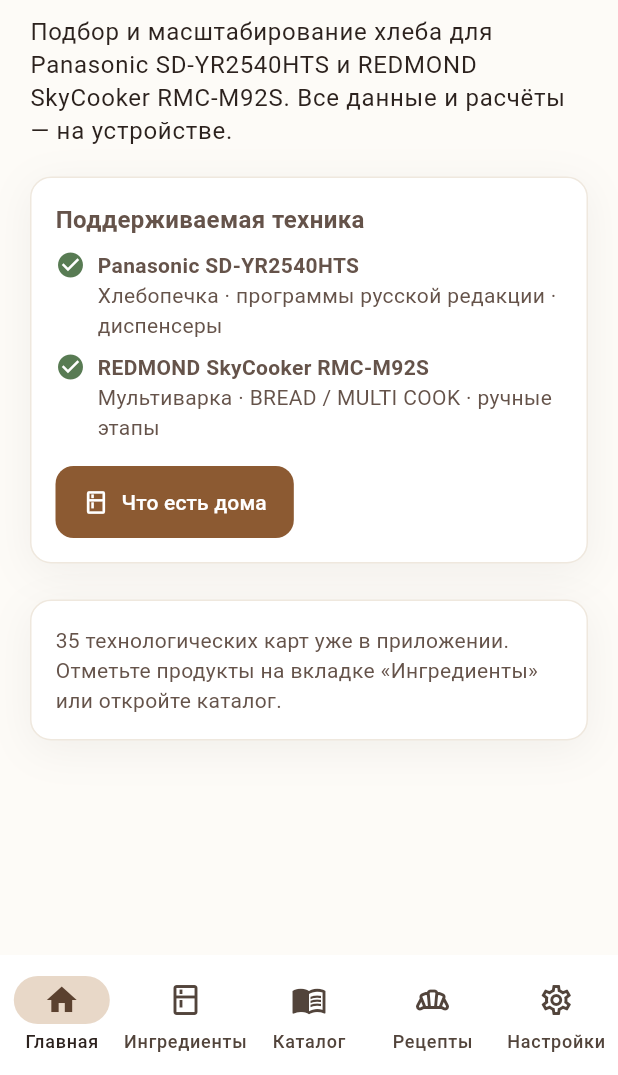
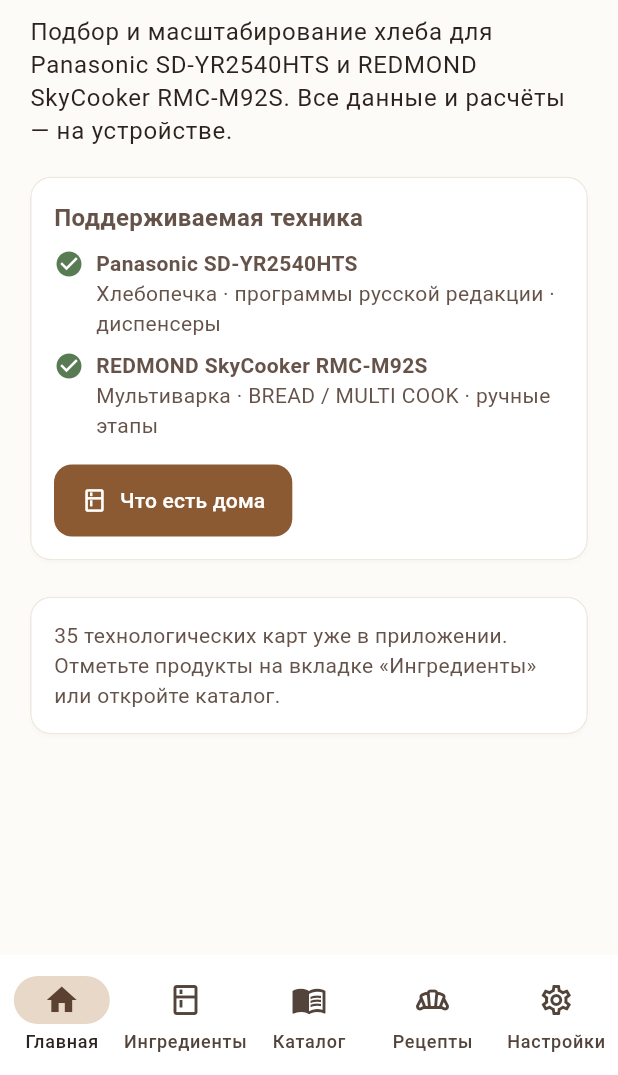
Before and after one commit to Raevsk1i/BreadLab, a Flutter app: the screen it shows after launch, on a phone screen of 412 x 824 dp, the part 161-1236 px from its top. Run offline on Flutter 3.47's test engine with Material 3 defaults, Android fonts, the phone set to English and light mode, and no system bars; our stand-ins replace file_picker, share_plus; Roboto replaces fonts that are missing (Georgia).

Commit message:
Fix SoftCard Material ink and add Linux desktop target.
SoftCard now uses Material so ListTiles render correctly; linux/
platform files support local desktop smoke testing of the UI.

Co-authored-by: Raevsk1i <Raevsk1i@users.noreply.github.com>

```diff
--- a/breadlab/analysis_options.yaml
+++ b/breadlab/analysis_options.yaml
@@ -14,6 +14,7 @@ analyzer:
     - build/**
     - android/**
     - web/**
+    - linux/**
 
 linter:
   # The lint rules applied to this project can be customized in the
--- a/breadlab/lib/shared/widgets/section_header.dart
+++ b/breadlab/lib/shared/widgets/section_header.dart
@@ -49,28 +49,23 @@ class SoftCard extends StatelessWidget {
 
   @override
   Widget build(BuildContext context) {
-    final content = Container(
-      width: double.infinity,
+    final radius = BorderRadius.circular(14);
+    final padded = Padding(
       padding: padding ?? const EdgeInsets.all(16),
-      decoration: BoxDecoration(
-        color: Theme.of(context).cardTheme.color ?? BreadLabColors.surface,
-        borderRadius: BorderRadius.circular(14),
-        border: Border.all(color: BreadLabColors.border),
-        boxShadow: const [
-          BoxShadow(
-            color: Color(0x0F2C221E),
-            blurRadius: 24,
-            offset: Offset(0, 6),
-          ),
-        ],
-      ),
       child: child,
     );
-    if (onTap == null) return content;
-    return InkWell(
-      borderRadius: BorderRadius.circular(14),
-      onTap: onTap,
-      child: content,
+    return Material(
+      color: Theme.of(context).cardTheme.color ?? BreadLabColors.surface,
+      elevation: 1,
+      shadowColor: const Color(0x0F2C221E),
+      shape: RoundedRectangleBorder(
+        borderRadius: radius,
+        side: const BorderSide(color: BreadLabColors.border),
+      ),
+      clipBehavior: Clip.antiAlias,
+      child: onTap == null
+          ? padded
+          : InkWell(onTap: onTap, borderRadius: radius, child: padded),
     );
   }
 }
```
Also changed, not shown: 12 other files.
